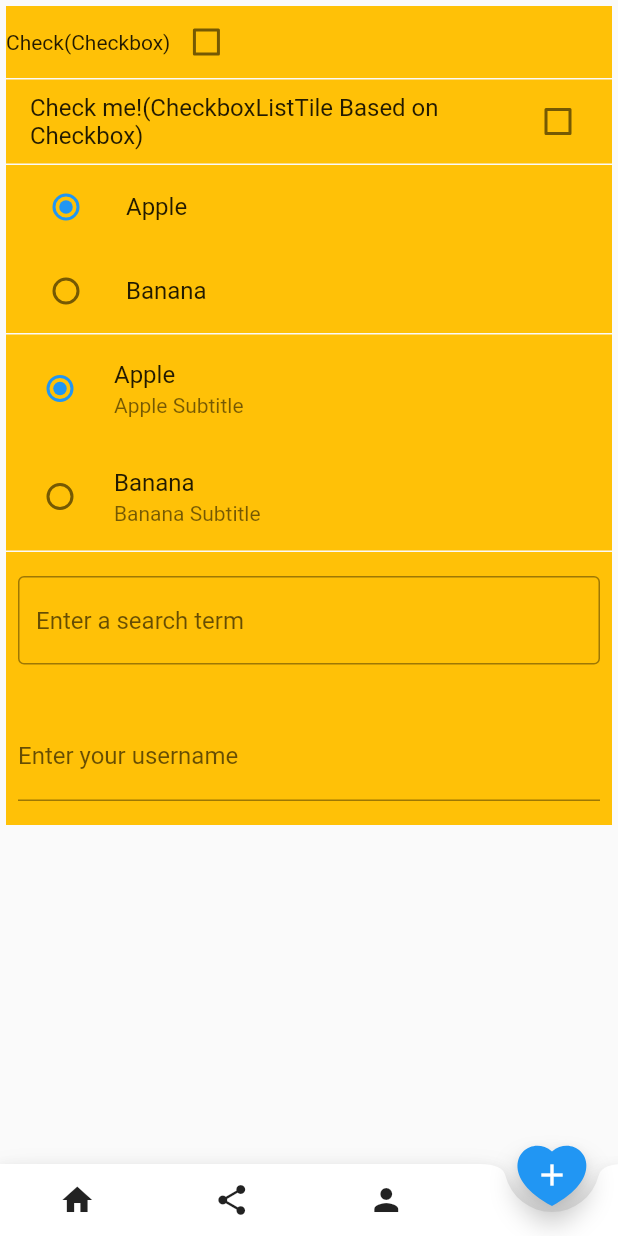
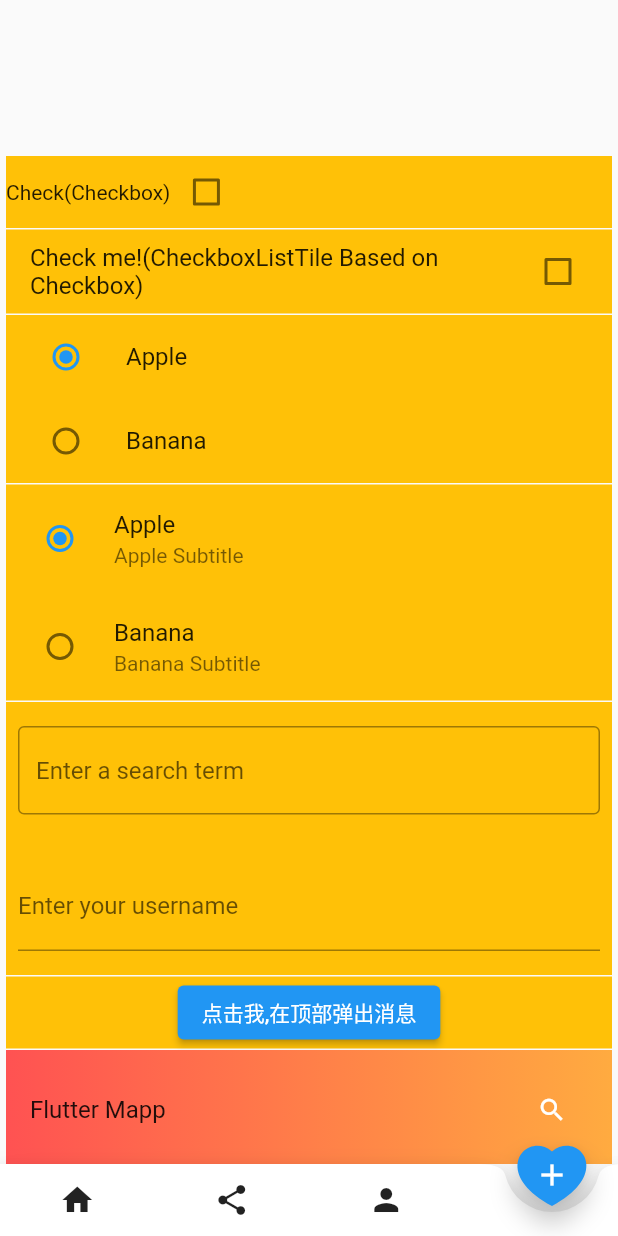
Before and after one commit to lisper-inmove/flutter-examples, a Flutter app: the screen it shows after launch, on a phone screen of 412 x 824 dp. Run offline on Flutter 3.47's test engine with Material 2 defaults, Android fonts, the phone set to English and light mode, and no system bars.

Commit message:
bottomsheet/materialbanner/preferredsize

```diff
--- /dev/null
+++ b/lib/components/mymaterialbanner.dart
@@ -0,0 +1,34 @@
+import 'package:flutter/material.dart';
+
+/// 顶部消息提醒弹出
+
+class MyMaterialBanner extends StatelessWidget {
+
+  @override
+  Widget build(BuildContext context) {
+    return Center(
+      child: ElevatedButton(
+        child: const Text('点击我,在顶部弹出消息'),
+        onPressed: () {
+          ScaffoldMessenger.of(context).showMaterialBanner(
+            MaterialBanner(
+              padding: const EdgeInsets.all(20),
+              content: const Text('Subscribe!'),
+              leading: const Icon(Icons.notifications_active_outlined),
+              elevation: 5,
+              backgroundColor: Colors.white12,
+              actions: <Widget>[
+                TextButton(
+                  onPressed: () {
+                    ScaffoldMessenger.of(context).hideCurrentMaterialBanner();
+                  },
+                  child: const Text('Dismiss'),
+                ),
+              ],
+            ),
+          );
+        },
+      ),
+    );
+  }
+}
--- /dev/null
+++ b/lib/components/mypreferredsize.dart
@@ -0,0 +1,40 @@
+import 'package:flutter/material.dart';
+
+class MyPreferredSize extends StatelessWidget {
+
+  @override
+  Widget build(BuildContext context) {
+    return PreferredSize(
+      preferredSize: const Size.fromHeight(50.0),
+      child: Container(
+        height: 80,
+        decoration: const BoxDecoration(
+          gradient: LinearGradient(
+            colors: <Color>[
+              Colors.redAccent,
+              Colors.orangeAccent,
+            ],
+          ),
+        ),
+        child: SafeArea(
+          child: Center(
+            child: ListTile(
+              title: const Text('Flutter Mapp'),
+              trailing: IconButton(
+                icon: const Icon(
+                  Icons.search,
+                  size: 20,
+                ),
+                color: Colors.white,
+                onPressed: () {
+
+                },
+              ),
+            ),
+          ),
+        ),
+      ),
+    );
+  }
+
+}
--- a/lib/pages/home.dart
+++ b/lib/pages/home.dart
@@ -1,4 +1,7 @@
+import 'package:example/components/mybottomsheet.dart';
 import 'package:example/components/mycheckbox.dart';
+import 'package:example/components/mymaterialbanner.dart';
+import 'package:example/components/mypreferredsize.dart';
 import 'package:example/components/myradiobutton.dart';
 import 'package:example/components/mytextfield.dart';
 import 'package:flutter/material.dart';
@@ -17,6 +20,7 @@ class _HomePageState extends State<HomePage> {
     return ListView(
       padding: const EdgeInsets.all(4),
       children: [
+        const SizedBox(height: 100,),
         CommonChild(w: const MyCheckbox(), height: 50,),
         const SizedBox(height: 1,),
         CommonChild(w: const MyCheckboxListTile(), height: 50,),
@@ -26,6 +30,16 @@ class _HomePageState extends State<HomePage> {
         CommonChild(w: MyRadioListTile(), height: 150,),
         const SizedBox(height: 1),
         CommonChild(w: MyTextField(), height: 100),
+        const SizedBox(height: 1),
+        CommonChild(w: MyMaterialBanner(), height: 100),
+        const SizedBox(height: 1),
+        CommonChild(w: MyPreferredSize(), height: 100),
+        const SizedBox(height: 1),
+        CommonChild(w: Center(
+          child: ElevatedButton(
+            onPressed: () => MyBottomSheet().create(context),
+            child: const Text('Show the BottomSheet')),
+        ), height: 100,),
       ],
     );
   }
```
Also changed, not shown: lib/components/mybottomsheet.dart (added, +18 -0 lines), lib/components/myscaffold.dart (+46 -1 lines).
